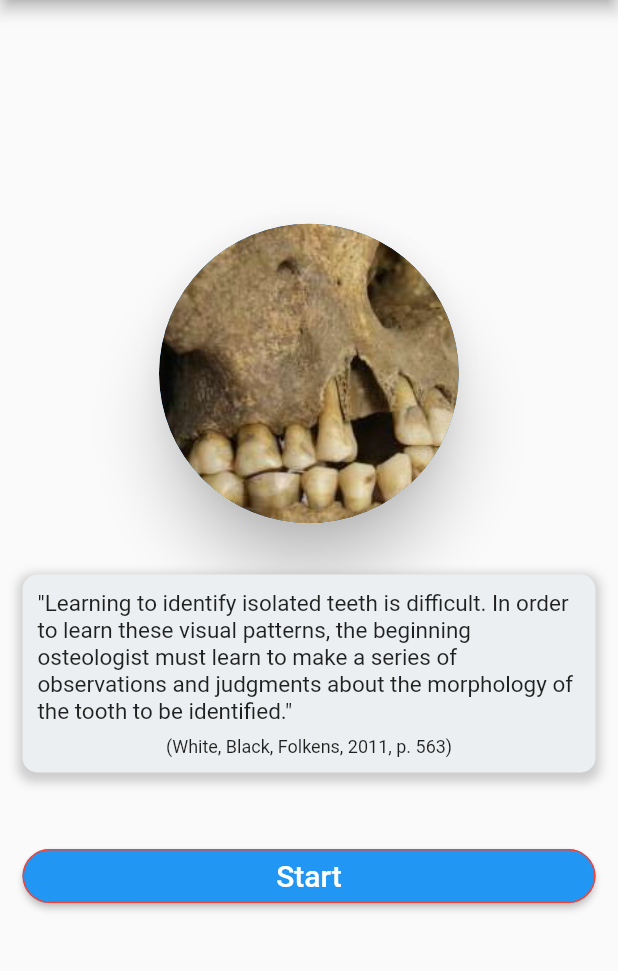
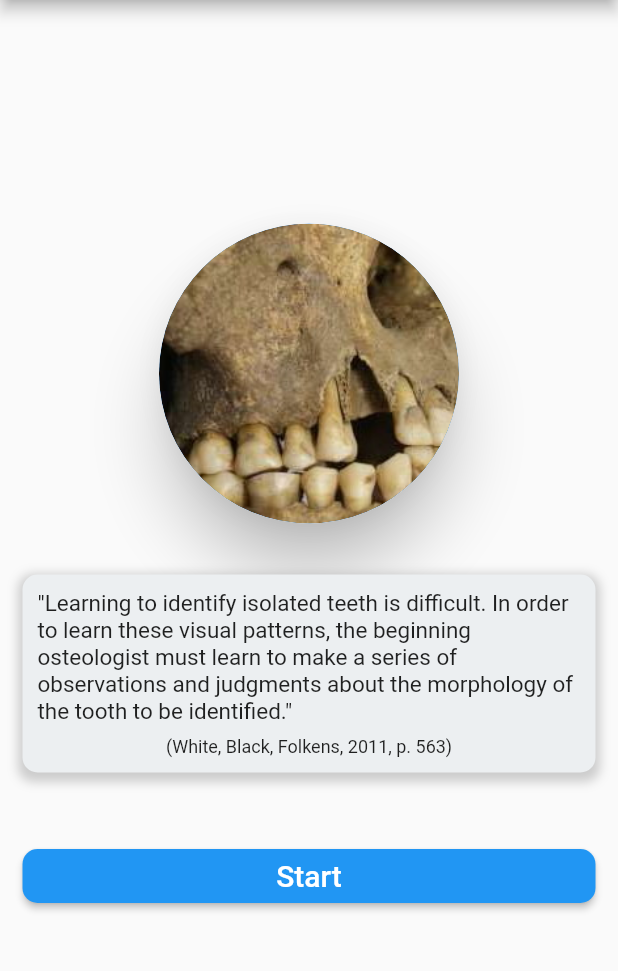
Before and after one commit to pjaskulski/toothidentapp, a Flutter app: the screen it shows after launch, on a phone screen of 412 x 824 dp, the part 84-1055 px from its top. Run offline on Flutter 3.47's test engine with Material 2 defaults, Android fonts, the phone set to English and light mode, and no system bars; missing offline and left inert: intervalprogressbar.

Commit message:
raisedbutton shape

```diff
--- a/lib/screens/myhomepage.dart
+++ b/lib/screens/myhomepage.dart
@@ -84,8 +84,8 @@ class _MyHomePageState extends State<MyHomePage> {
                       flex: 1,
                       child: RaisedButton(
                         shape: RoundedRectangleBorder(
-                            borderRadius: BorderRadius.circular(18.0),
-                            side: BorderSide(color: Colors.red)),
+                          borderRadius: BorderRadius.circular(10.0),
+                        ),
                         child: Text(
                           'Start',
                           style: TextStyle(
```
Also changed, not shown: lib/screens/screen22.dart (+7 -7 lines).
